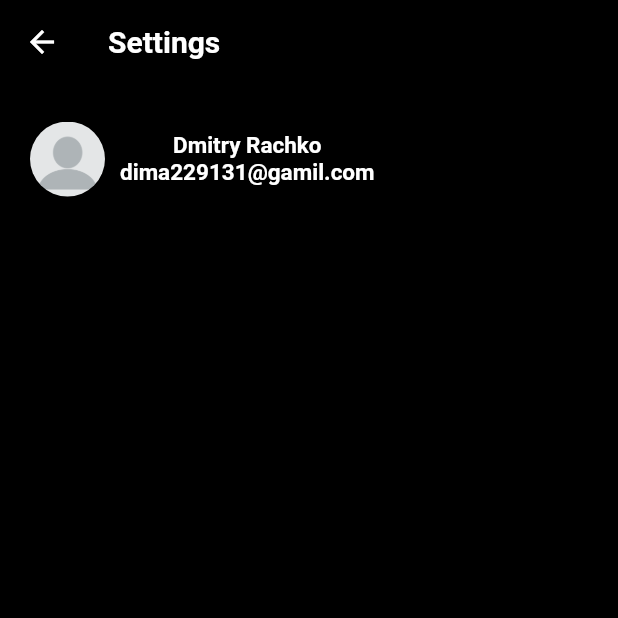
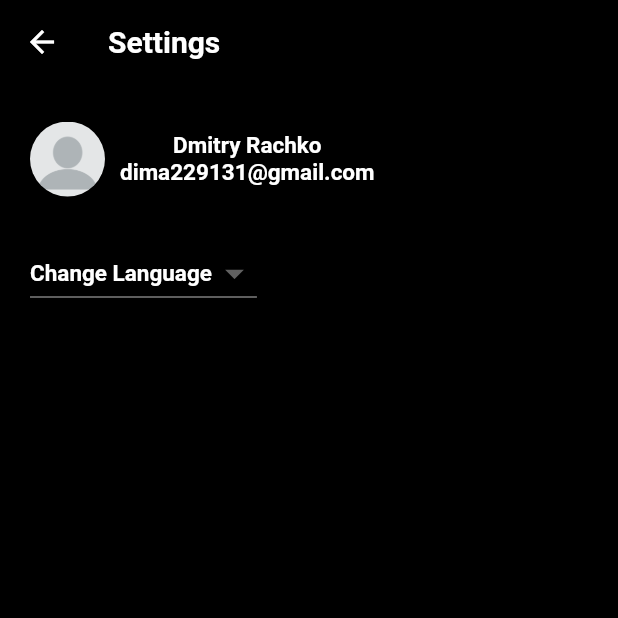
Before and after one commit to dimitrickohub/GelatoApp, a Flutter app: the SettingsPage screen opened directly, on a phone screen of 412 x 824 dp, the top half of it. Run offline on Flutter 3.47's test engine with Material 2 defaults, Android fonts, the phone set to English and light mode, and no system bars; our stand-ins replace audioplayers, firebase_auth, flutter_icons, fluttertoast, page_transition, shared_preferences; accounts and stored records are empty; project files that could hold a hidden picture were left out.

Commit message:
translate

```diff
--- /dev/null
+++ b/lib/classes/language.dart
@@ -0,0 +1,15 @@
+class Language {
+  final int id;
+  final String flag;
+  final String name;
+  final String languageCode;
+
+  Language(this.id, this.flag, this.name, this.languageCode);
+
+  static List<Language> languageList() {
+    return <Language>[
+      Language(1, "US", "English", "en"),
+      Language(2, "RU", "Russian", "ru"),
+    ];
+  }
+}
--- /dev/null
+++ b/lib/localization/localization.dart
@@ -0,0 +1,50 @@
+import 'dart:convert';
+
+import 'package:flutter/material.dart';
+import 'package:flutter/services.dart';
+
+class Localization {
+  Localization(this.locale);
+
+  final Locale locale;
+  static Localization of(BuildContext context) {
+    return Localizations.of<Localization>(context, Localization);
+  }
+
+  Map<String, String> _localizedValues;
+
+  Future<void> load() async {
+    String jsonStringValues =
+        await rootBundle.loadString('lib/lang/${locale.languageCode}.json');
+    Map<String, dynamic> mappedJson = json.decode(jsonStringValues);
+    _localizedValues =
+        mappedJson.map((key, value) => MapEntry(key, value.toString()));
+  }
+
+  String translate(String key) {
+    return _localizedValues[key];
+  }
+
+  // static member to have simple access to the delegate from Material App
+  static const LocalizationsDelegate<Localization> delegate =
+      _LocalizationsDelegate();
+}
+
+class _LocalizationsDelegate extends LocalizationsDelegate<Localization> {
+  const _LocalizationsDelegate();
+
+  @override
+  bool isSupported(Locale locale) {
+    return ['en', 'ru'].contains(locale.languageCode);
+  }
+
+  @override
+  Future<Localization> load(Locale locale) async {
+    Localization localization = new Localization(locale);
+    await localization.load();
+    return localization;
+  }
+
+  @override
+  bool shouldReload(LocalizationsDelegate<Localization> old) => false;
+}
--- /dev/null
+++ b/lib/router/route_constants.dart
@@ -0,0 +1,3 @@
+const String homeRoute = "home";
+const String aboutRoute = "about";
+const String settingsRoute = "settings";
--- a/lib/screens/album_page.dart
+++ b/lib/screens/album_page.dart
@@ -64,6 +64,7 @@ class _AlbumPageState extends State<AlbumPage> {
                         "Subscribe",
                         style: TextStyle(color: white),
                       ),
+                      color: primary,
                       onPressed: () {
                         Navigator.push(
                             context,
--- a/lib/screens/home_page.dart
+++ b/lib/screens/home_page.dart
@@ -1,5 +1,7 @@
 import 'package:flutter/cupertino.dart';
 import 'package:flutter/material.dart';
+import 'package:flutter_application_2/classes/language.dart';
+import 'package:flutter_application_2/localization/language_constants.dart';
 import 'package:flutter_application_2/screens/album_page.dart';
 import 'package:flutter_application_2/screens/settings_page.dart';
 import 'package:flutter_application_2/songsJson.dart/songs_json.dart';
@@ -32,7 +34,7 @@ class _HomePageState extends State<HomePage> {
           mainAxisAlignment: MainAxisAlignment.spaceBetween,
           children: [
             Text(
-              "Explore",
+              getTranslated(context, 'explore'),
               style: TextStyle(
                 fontSize: 20,
                 color: white,
--- a/lib/screens/search_page.dart
+++ b/lib/screens/search_page.dart
@@ -1,4 +1,5 @@
 import 'package:flutter/material.dart';
+import 'package:flutter_application_2/localization/language_constants.dart';
 import 'package:flutter_application_2/songsJson.dart/songs_json.dart';
 import 'package:flutter_application_2/theme/colors.dart';
 import 'package:flutter_icons/flutter_icons.dart';
@@ -42,7 +43,7 @@ class _SearchPageState extends State<SearchPage> {
                   child: TextField(
                     style: TextStyle(color: white),
                     decoration: InputDecoration(
-                      hintText: "Search",
+                      hintText: getTranslated(context, 'search'),
                       hintStyle: TextStyle(
                         color: primary.withAlpha(120),
                       ),
@@ -64,7 +65,7 @@ class _SearchPageState extends State<SearchPage> {
           Padding(
             padding: const EdgeInsets.only(left: 10, right: 10),
             child: Text(
-              "Maybe you are looking for:",
+              getTranslated(context, 'search_text'),
               style: TextStyle(
                 fontSize: 20,
                 color: primary,
--- a/lib/screens/settings_page.dart
+++ b/lib/screens/settings_page.dart
@@ -1,5 +1,9 @@
 import 'package:flutter/material.dart';
+import 'package:flutter_application_2/classes/language.dart';
+import 'package:flutter_application_2/localization/language_constants.dart';
+import 'package:flutter_application_2/my_app.dart';
 import 'package:flutter_application_2/theme/colors.dart';
+import 'package:flutter_icons/flutter_icons.dart';
 import 'package:page_transition/page_transition.dart';
 
 class SettingsPage extends StatefulWidget {
@@ -8,6 +12,11 @@ class SettingsPage extends StatefulWidget {
 }
 
 class _SettingsPageState extends State<SettingsPage> {
+  void _changeLanguage(Language language) async {
+    Locale _locale = await setLocale(language.languageCode);
+    MyApp.setLocale(context, _locale);
+  }
+
   @override
   Widget build(BuildContext context) {
     return Scaffold(
@@ -24,7 +33,7 @@ class _SettingsPageState extends State<SettingsPage> {
       title: Container(
         alignment: Alignment.centerLeft,
         child: Text(
-          "Settings",
+          getTranslated(context, 'settings'),
           style: TextStyle(
             fontSize: 20,
             color: white,
@@ -69,13 +78,57 @@ class _SettingsPageState extends State<SettingsPage> {
                       color: white, fontWeight: FontWeight.w600, fontSize: 15),
                 ),
                 Text(
-                  'dima229131@gamil.com',
+                  'dima229131@gmail.com',
                   style: TextStyle(
                       color: white, fontWeight: FontWeight.w600, fontSize: 15),
                 ),
               ],
             ),
           ]),
+          SizedBox(
+            height: 25,
+          ),
+          Padding(
+            padding: const EdgeInsets.only(left: 20),
+            child: Container(
+              width: 50,
+              height: 50,
+              alignment: Alignment.bottomLeft,
+              child: DropdownButton<Language>(
+                dropdownColor: primary,
+                iconSize: 30,
+                hint: Text(
+                  getTranslated(context, 'change_language'),
+                  style: TextStyle(
+                      color: white, fontWeight: FontWeight.w600, fontSize: 15),
+                ),
+                onChanged: (Language language) {
+                  _changeLanguage(language);
+                },
+                items: Language.languageList()
+                    .map<DropdownMenuItem<Language>>(
+                      (e) => DropdownMenuItem<Language>(
+                        value: e,
+                        child: Row(
+                          mainAxisAlignment: MainAxisAlignment.start,
+                          children: <Widget>[
+                            Text(
+                              e.flag,
+                              style: TextStyle(
+                                fontSize: 15,
+                                color: white,
+                                fontWeight: FontWeight.bold,
+                              ),
+                            ),
+                            Text(e.name)
+                          ],
+                        ),
+                      ),
+                    )
+                    .toList(),
+              ),
+            ),
+          ),
         ],
       ),
     );
--- a/pubspec.yaml
+++ b/pubspec.yaml
@@ -9,6 +9,8 @@ environment:
 dependencies:
   flutter:
     sdk: flutter
+  flutter_localizations:
+    sdk: flutter
   cupertino_icons: ^1.0.0
   flutter_icons: ^1.1.0
   page_transition: "^1.1.7+6"
@@ -19,6 +21,7 @@ dependencies:
   provider: ^5.0.0
   fluttertoast: ^8.0.7
   firebase_core: ^1.4.0
+  shared_preferences: ^2.0.6
 
 dev_dependencies:
   flutter_test:
@@ -30,3 +33,4 @@ flutter:
   assets:
     - assets/images/
     - assets/songs/
+    - lib/lang/
```
Also changed, not shown: lib/lang/en.json (added, +13 -0 lines), lib/lang/ru.json (added, +13 -0 lines), lib/localization/language_constants.dart (added, +35 -0 lines), lib/main.dart (+8 -6 lines), lib/my_app.dart (added, +77 -0 lines), lib/router/custom_router.dart (added, +13 -0 lines), lib/screens/regisration_page.dart (+27 -15 lines), lib/screens/sign_up_page.dart (+8 -8 lines), pubspec.lock, 2 other files.
